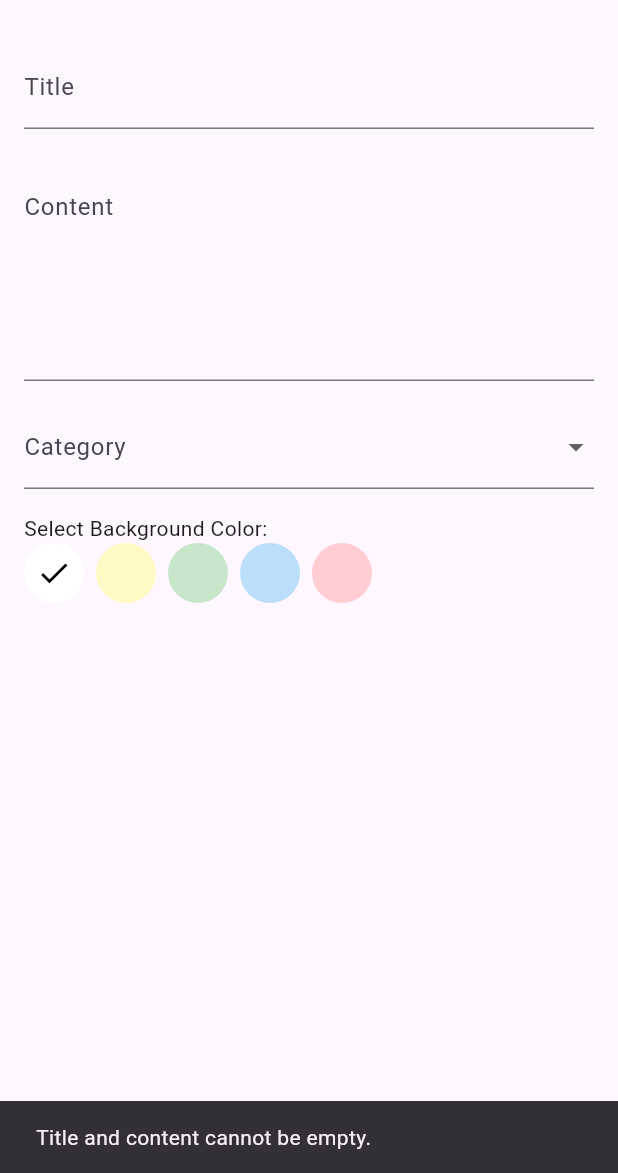
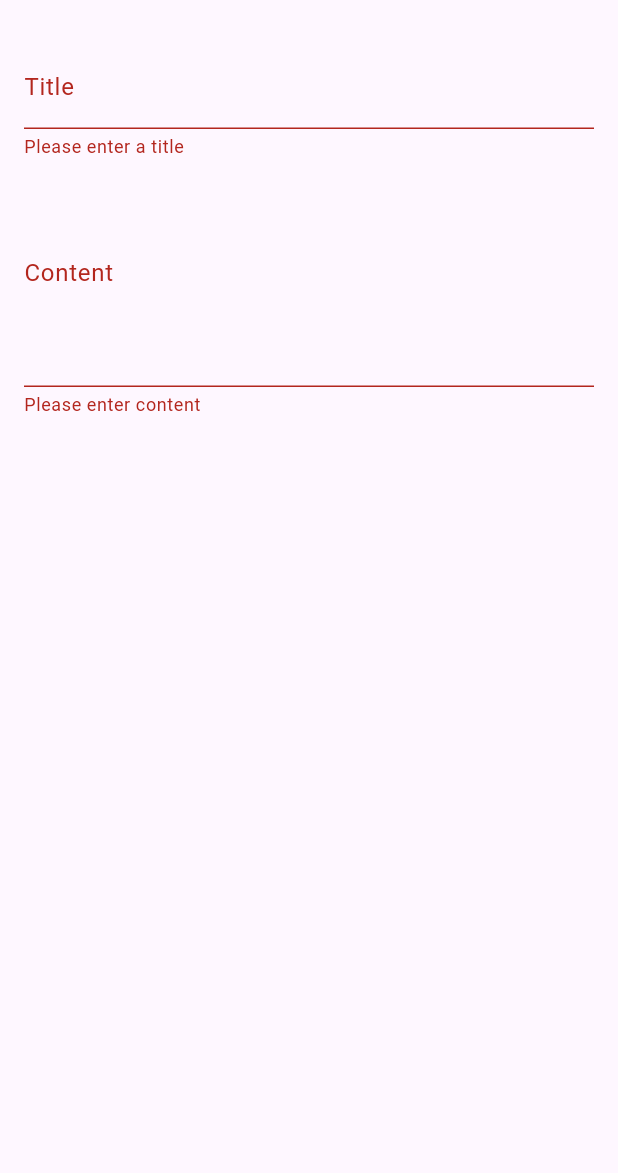
Before and after one commit to kucingsiamese/uas_noteapp, a Flutter app: the NoteEditorScreen screen opened directly, after a tap on the "save" icon, on a phone screen of 412 x 824 dp, the part 63-1236 px from its top. Run offline on Flutter 3.47's test engine with Material 3 defaults, Android fonts, the light colour scheme and no system bars; our stand-ins replace cloud_firestore, firebase_auth, firebase_core; accounts and stored records are empty.

Commit message:
perbaikin isi note.dart & note editor screen

```diff
--- a/lib/models/note.dart
+++ b/lib/models/note.dart
@@ -1,34 +1,43 @@
+import 'package:cloud_firestore/cloud_firestore.dart';
+
 class Note {
-  String? id;
-  String userId;
-  String title;
-  String content;
-  int? color;
+  String? id; // ID yang dihasilkan oleh Firestore
+  String title; // Judul catatan
+  String content; // Isi catatan
+  String category; // Kategori catatan (opsional)
+  int? color; // Warna latar belakang catatan (opsional, sebagai integer)
+  DateTime createdAt; // Waktu pembuatan catatan
 
+  // Konstruktor untuk Note
   Note({
     this.id,
-    required this.userId,
     required this.title,
     required this.content,
+    this.category = 'Others',
     this.color,
+    required this.createdAt,
   });
 
-  factory Note.fromFirestore(Map<String, dynamic> data, String id) {
+  // Konversi dari Map (Firestore) ke objek Note
+  factory Note.fromFirestore(Map<String, dynamic> json, String id) {
     return Note(
       id: id,
-      userId: data['userId'],
-      title: data['title'],
-      content: data['content'],
-      color: data['color'] as int?,
+      title: json['title'] as String,
+      content: json['content'] as String,
+      category: json['category'] as String? ?? 'Others',
+      color: json['color'] as int?,
+      createdAt: (json['createdAt'] as Timestamp).toDate(),
     );
   }
 
+  // Konversi dari objek Note ke Map (untuk Firestore)
   Map<String, dynamic> toMap() {
     return {
-      'userId': userId,
       'title': title,
       'content': content,
+      'category': category,
       'color': color,
+      'createdAt': Timestamp.fromDate(createdAt),
     };
   }
 }
--- a/lib/screens/note_editor_screen.dart
+++ b/lib/screens/note_editor_screen.dart
@@ -4,87 +4,58 @@ import '../models/note.dart';
 import '../providers/notes_provider.dart';
 
 class NoteEditorScreen extends StatefulWidget {
-  final Note? note;
+  final Note? note; // Note bisa null jika membuat catatan baru
 
-  const NoteEditorScreen({super.key, this.note});
+  const NoteEditorScreen({this.note, super.key});
 
   @override
-  State<NoteEditorScreen> createState() => _NoteEditorScreenState();
-}
-
-class Note {
-  final String? id;
-  final String userId;
-  final String title;
-  final String content;
-  final String category;
-  final Color color;
-
-  Note({
-    this.id,
-    required this.userId,
-    required this.title,
-    required this.content,
-    this.category = 'Others', // Nilai default untuk category
-    required this.color,
-  });
+  _NoteEditorScreenState createState() => _NoteEditorScreenState();
 }
 
 class _NoteEditorScreenState extends State<NoteEditorScreen> {
-  final _titleController = TextEditingController();
-  final _contentController = TextEditingController();
-  String? _selectedCategory;
-  Color _selectedColor = Colors.white;
-
-  final List<String> _categories = ['Personal', 'Work', 'Study', 'Others'];
-  final List<Color> _colors = [
-    Colors.white,
-    Colors.yellow.shade100,
-    Colors.green.shade100,
-    Colors.blue.shade100,
-    Colors.red.shade100,
-  ];
+  final _formKey = GlobalKey<FormState>();
+  late String _title;
+  late String _content;
+  late String _category;
+  int? _color;
+  late DateTime _createdAt;
 
   @override
   void initState() {
     super.initState();
-    if (widget.note != null) {
-      _titleController.text = widget.note!.title;
-      _contentController.text = widget.note!.content;
-      _selectedCategory = widget.note!.category;
-      _selectedColor = widget.note!.color ?? Colors.white;
-    }
+    // Inisialisasi nilai jika sedang mengedit
+    _title = widget.note?.title ?? '';
+    _content = widget.note?.content ?? '';
+    _category = widget.note?.category ?? 'Others';
+    _color = widget.note?.color;
+    _createdAt = widget.note?.createdAt ?? DateTime.now();
   }
 
-  void _saveNote() async {
+  Future<void> _saveNote() async {
+    if (_formKey.currentState!.validate()) {
+      _formKey.currentState!.save();
+
+      // Buat objek Note baru berdasarkan input
+      final newNote = Note(
+        id: widget.note?.id, // ID ada jika sedang mengedit
+        title: _title,
+        content: _content,
+        category: _category,
+        color: _color,
+        createdAt: _createdAt,
+      );
+
       final notesProvider = Provider.of<NotesProvider>(context, listen: false);
-    final userId =
-        notesProvider.userId; // Assumes userId is stored in provider.
 
-    if (_titleController.text.trim().isEmpty ||
-        _contentController.text.trim().isEmpty) {
-      ScaffoldMessenger.of(context).showSnackBar(
-        const SnackBar(content: Text('Title and content cannot be empty.')),
-      );
-      return;
+      // Simpan catatan baru atau perbarui yang sudah ada
+      if (widget.note == null) {
+        await notesProvider.addNote(newNote); // Tambahkan catatan baru
+      } else {
+        await notesProvider.updateNote(newNote); // Perbarui catatan yang ada
       }
 
-    final newNote = Note(
-      id: widget.note?.id,
-      userId: userId!,
-      title: _titleController.text.trim(),
-      content: _contentController.text.trim(),
-      category: _selectedCategory ?? 'Others',
-      color: _selectedColor,
-    );
-
-    if (widget.note == null) {
-      await notesProvider.addNote(newNote);
-    } else {
-      await notesProvider.updateNote(newNote);
+      Navigator.pop(context); // Kembali ke layar sebelumnya
     }
-
-    Navigator.pop(context);
   }
 
   @override
@@ -101,56 +72,35 @@ class _NoteEditorScreenState extends State<NoteEditorScreen> {
       ),
       body: Padding(
         padding: const EdgeInsets.all(16.0),
+        child: Form(
+          key: _formKey,
           child: Column(
-          crossAxisAlignment: CrossAxisAlignment.start,
             children: [
-            TextField(
-              controller: _titleController,
-              decoration: const InputDecoration(
-                labelText: 'Title',
+              TextFormField(
+                initialValue: _title,
+                decoration: const InputDecoration(labelText: 'Title'),
+                onSaved: (value) => _title = value!,
+                validator: (value) {
+                  if (value == null || value.isEmpty) {
+                    return 'Please enter a title';
+                  }
+                  return null;
+                },
               ),
-            ),
-            const SizedBox(height: 16),
-            TextField(
-              controller: _contentController,
+              TextFormField(
+                initialValue: _content,
+                decoration: const InputDecoration(labelText: 'Content'),
                 maxLines: 5,
-              decoration: const InputDecoration(
-                labelText: 'Content',
-                alignLabelWithHint: true,
-              ),
-            ),
-            const SizedBox(height: 16),
-            DropdownButtonFormField<String>(
-              value: _selectedCategory,
-              onChanged: (value) => setState(() => _selectedCategory = value),
-              items: _categories
-                  .map((category) => DropdownMenuItem(
-                        value: category,
-                        child: Text(category),
-                      ))
-                  .toList(),
-              decoration: const InputDecoration(labelText: 'Category'),
-            ),
-            const SizedBox(height: 16),
-            const Text('Select Background Color:'),
-            Wrap(
-              spacing: 8.0,
-              children: _colors
-                  .map(
-                    (color) => GestureDetector(
-                      onTap: () => setState(() => _selectedColor = color),
-                      child: CircleAvatar(
-                        backgroundColor: color,
-                        radius: 20,
-                        child: _selectedColor == color
-                            ? const Icon(Icons.check, color: Colors.black)
-                            : null,
-                      ),
-                    ),
-                  )
-                  .toList(),
+                onSaved: (value) => _content = value!,
+                validator: (value) {
+                  if (value == null || value.isEmpty) {
+                    return 'Please enter content';
+                  }
+                  return null;
+                },
               ),
             ],
+          ),
         ),
       ),
     );
```
Lines whose indentation alone changed are shown as unchanged.
